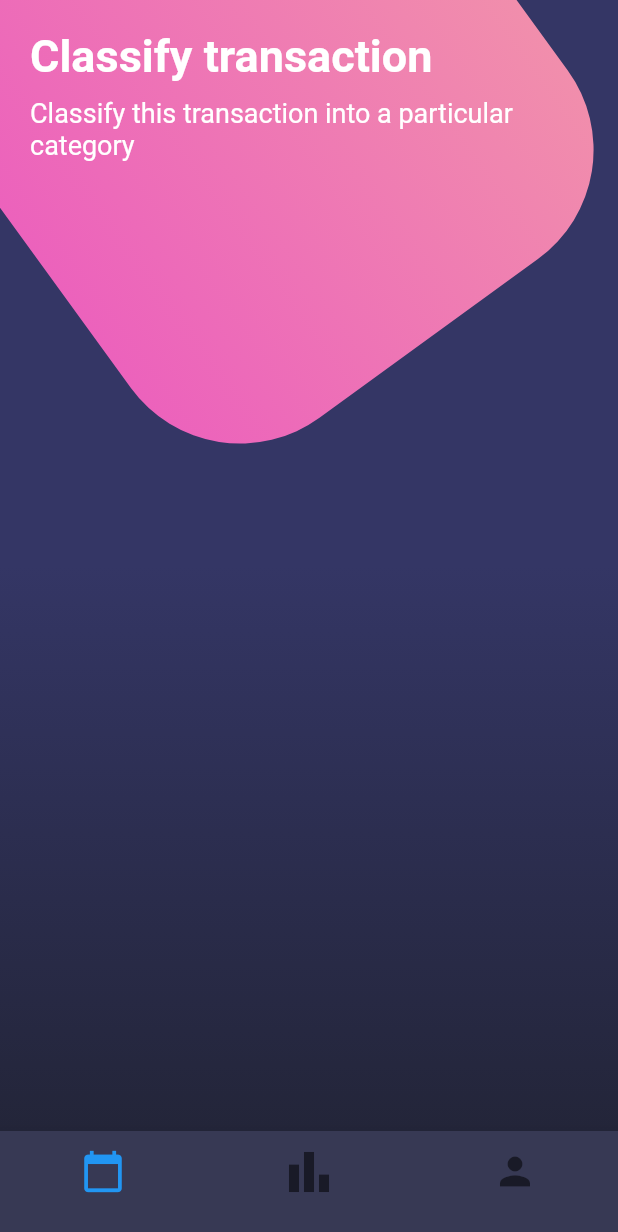
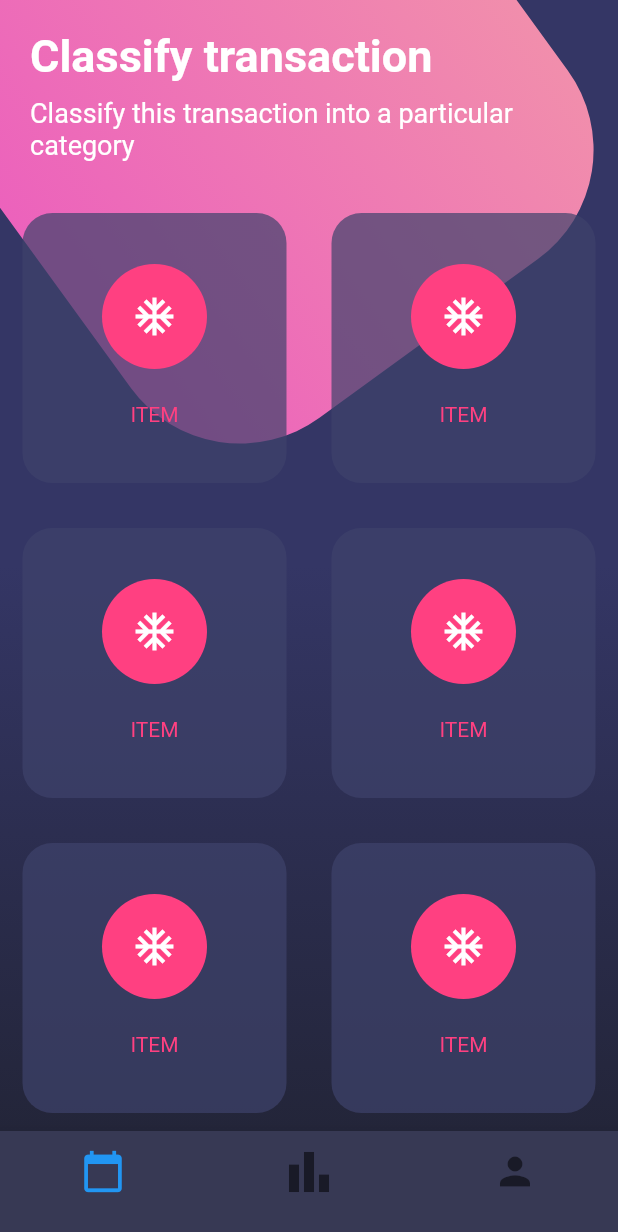
Before and after one commit to cesaroer/FlutterDise-os, a Flutter app: the screen it shows after launch, on a phone screen of 412 x 824 dp. Shown: the top 1232 px of the screen. Run offline on Flutter 3.47's test engine with Material 2 defaults, Android fonts, the phone set to English and light mode, and no system bars.

Commit message:
Added table with elements to the Botones PAge

```diff
--- a/lib/src/pages/botones_page.dart
+++ b/lib/src/pages/botones_page.dart
@@ -11,9 +11,7 @@ class BotonesPage extends StatelessWidget {
           _fondoApp(),
           SingleChildScrollView(
             child: Column(
-              children: [
-                _titulos(),
-              ],
+              children: [_titulos(), _botonesRedondeados()],
             ),
           ),
         ],
@@ -125,4 +123,71 @@ class BotonesPage extends StatelessWidget {
       ),
     );
   }
+
+  Widget _botonesRedondeados() {
+    return Table(
+      children: [
+        TableRow(
+          children: [
+            _crearBotonRedondeado(),
+            _crearBotonRedondeado(),
+          ],
+        ),
+        TableRow(
+          children: [
+            _crearBotonRedondeado(),
+            _crearBotonRedondeado(),
+          ],
+        ),
+        TableRow(
+          children: [
+            _crearBotonRedondeado(),
+            _crearBotonRedondeado(),
+          ],
+        ),
+        TableRow(
+          children: [
+            _crearBotonRedondeado(),
+            _crearBotonRedondeado(),
+          ],
+        )
+      ],
+    );
+  }
+
+  Widget _crearBotonRedondeado() {
+    return Container(
+      height: 180.0,
+      margin: EdgeInsets.all(15.0),
+      decoration: BoxDecoration(
+        color: Color.fromRGBO(62, 66, 107, 0.70),
+        borderRadius: BorderRadius.circular(20.0),
+      ),
+      child: Column(
+        mainAxisAlignment:
+            MainAxisAlignment.spaceAround, // da espacio entre los elementos
+        children: [
+          SizedBox(
+            height: 1.0,
+          ),
+          CircleAvatar(
+            radius: 35.0, //establece el tamaño del circulo
+            backgroundColor: Colors.pinkAccent,
+            child: Icon(
+              Icons.ac_unit_sharp,
+              color: Colors.white,
+              size: 30.0,
+            ),
+          ),
+          Text(
+            "ITEM",
+            style: TextStyle(color: Colors.pinkAccent),
+          ),
+          SizedBox(
+            height: 5.0,
+          )
+        ],
+      ),
+    );
+  }
 }
```
